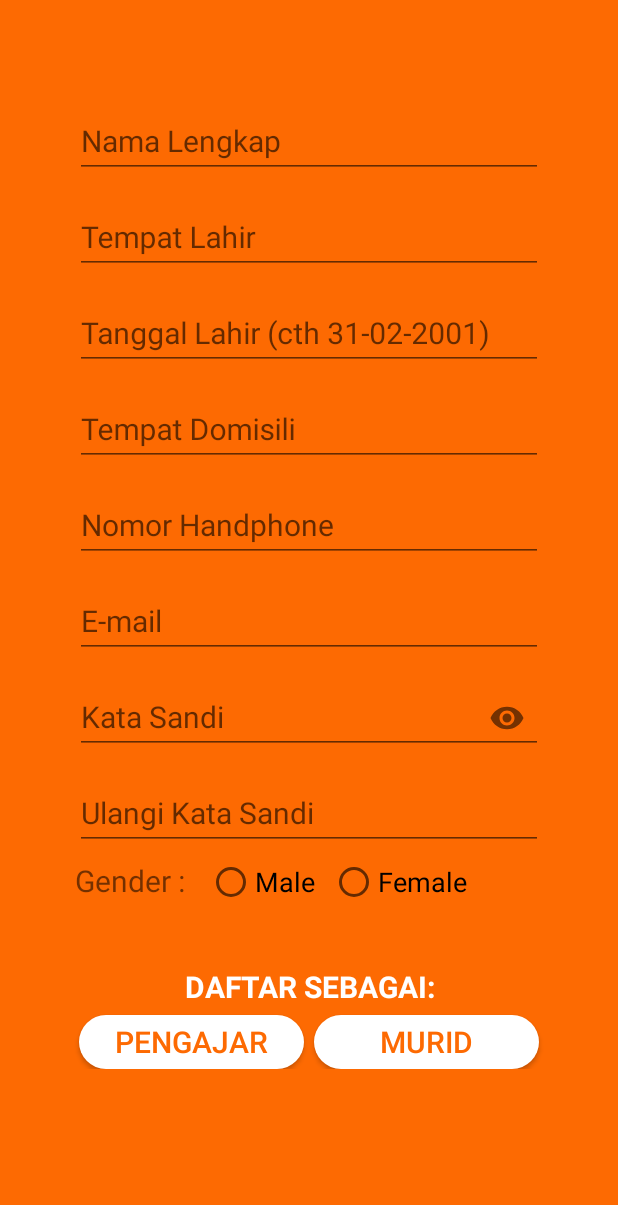
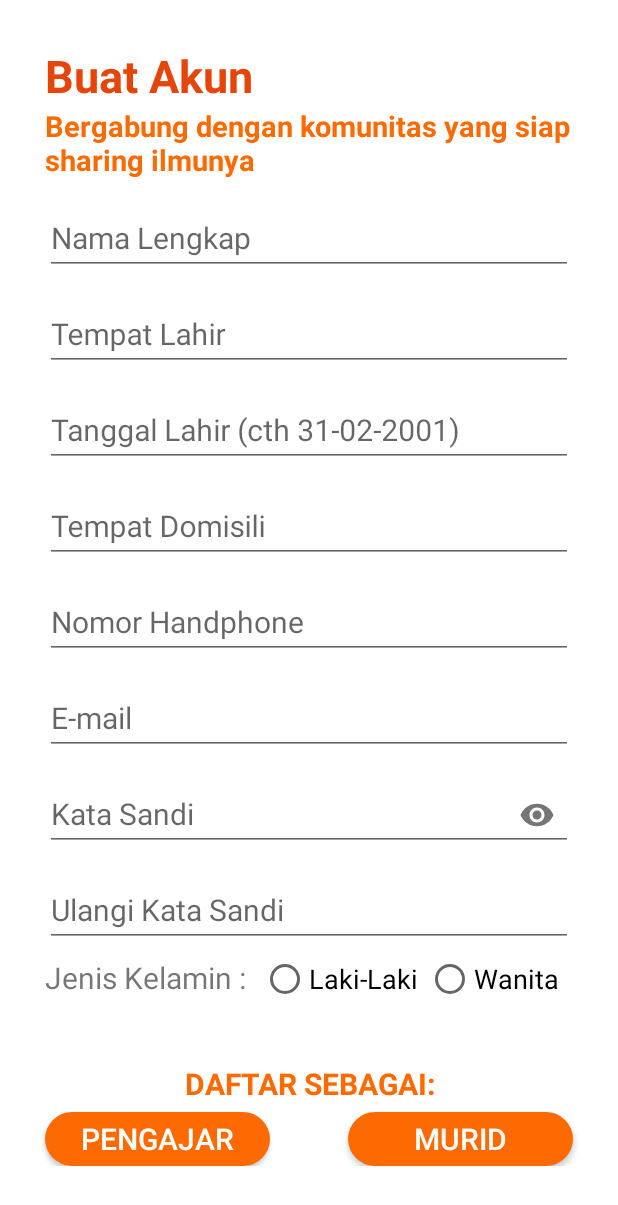
Before and after one commit to MaxwelMunthe/android-app-ajarin-dong, an Android app: the SignUp_Form screen opened directly, with no data from a screen before it, on a phone screen of 412 x 824 dp. Shown: the top 1205 px of the screen. Run offline under Robolectric (Android 15) with nearby library versions, the phone set to English and light mode, and no system bars.

Commit message:
master : Save Changes

```diff
--- a/app/src/main/java/com/example/latihan/signupMurid.kt
+++ b/app/src/main/java/com/example/latihan/signupMurid.kt
@@ -1,7 +1,9 @@
 package com.example.latihan
 
+import android.content.Intent
 import androidx.appcompat.app.AppCompatActivity
 import android.os.Bundle
+import android.view.View
 
 class signupMurid : AppCompatActivity() {
 
@@ -9,4 +11,6 @@ class signupMurid : AppCompatActivity() {
         super.onCreate(savedInstanceState)
         setContentView(R.layout.activity_signup_murid)
     }
+    fun btn_daftar (view: View) {
+        startActivity(Intent(this, MainActivity::class.java))}
 }
--- a/app/src/main/java/com/example/latihan/signuppengajar.kt
+++ b/app/src/main/java/com/example/latihan/signuppengajar.kt
@@ -1,7 +1,9 @@
 package com.example.latihan
 
+import android.content.Intent
 import androidx.appcompat.app.AppCompatActivity
 import android.os.Bundle
+import android.view.View
 
 class signuppengajar : AppCompatActivity() {
 
@@ -9,4 +11,6 @@ class signuppengajar : AppCompatActivity() {
         super.onCreate(savedInstanceState)
         setContentView(R.layout.activity_signuppengajar)
     }
+    fun btn_daftar (view: View) {
+        startActivity(Intent(this, MainActivity::class.java))}
 }
--- /dev/null
+++ b/app/src/main/res/drawable/button_roundedorange2.xml
@@ -0,0 +1,13 @@
+<?xml version="1.0" encoding="utf-8"?>
+<shape xmlns:android="http://schemas.android.com/apk/res/android"
+    android:shape="rectangle">
+
+    <solid
+        android:color="@color/colorPrimary"
+
+        />
+    <corners
+        android:radius="25dp"/>
+
+
+</shape>
--- a/app/src/main/res/layout/activity_login.xml
+++ b/app/src/main/res/layout/activity_login.xml
@@ -7,7 +7,7 @@
     android:orientation="vertical"
     android:padding="30dp"
     tools:context=".LoginActivity"
-    android:background="#FD6A02">
+    android:background="@color/colorPrimary">
 
     <ImageView
     android:layout_width="match_parent"
@@ -83,8 +83,8 @@
         android:layout_height="36dp"
         android:text="Daftar"
         android:textSize="20sp"
-        android:textColor="#FD6A02"
-        android:background="@drawable/button_rounded"
+        android:textColor="@color/colorAccent"
+        android:background="@drawable/button_roundedorange"
         android:layout_marginTop="10dp"
         android:layout_marginLeft="30dp"
         android:layout_marginRight="30dp"
--- a/app/src/main/res/layout/activity_sign_up__form.xml
+++ b/app/src/main/res/layout/activity_sign_up__form.xml
@@ -1,20 +1,41 @@
 <?xml version="1.0" encoding="utf-8"?>
+
 <ScrollView
     xmlns:android="http://schemas.android.com/apk/res/android"
-    android:layout_width="match_parent"
-    android:layout_height="match_parent"
-    android:background="@color/colorPrimary">
-
-<LinearLayout xmlns:android="http://schemas.android.com/apk/res/android"
     xmlns:app="http://schemas.android.com/apk/res-auto"
     xmlns:tools="http://schemas.android.com/tools"
     android:layout_width="match_parent"
     android:layout_height="match_parent"
-    android:background="#FD6A02"
+    android:theme="@style/TextLabel"
+    android:background="@color/colorAccent">
+
+
+
+<LinearLayout
+    android:layout_width="match_parent"
+    android:layout_height="wrap_content"
     android:orientation="vertical"
-    android:padding="20dp"
     tools:context=".SignUp_Form">
+<TextView
+    android:layout_width="match_parent"
+    android:layout_height="wrap_content"
+    android:text="Buat Akun"
+    android:textSize="30sp"
+    android:textStyle="bold"
+    android:layout_marginLeft="30dp"
+    android:layout_marginTop="30dp"
+    android:textColor="@color/colorPrimaryDark"
+    ></TextView>
+    <TextView
+        android:layout_width="wrap_content"
+        android:layout_height="wrap_content"
+        android:textSize="19sp"
+        android:textStyle="bold"
+        android:layout_marginLeft="30dp"
+        android:textColor="@color/colorPrimary"
+        android:text="Bergabung dengan komunitas yang siap \nsharing ilmunya"
 
+        ></TextView>
 
 
     <com.google.android.material.textfield.TextInputLayout
@@ -22,11 +43,12 @@
         android:layout_height="wrap_content"
         android:focusable="true"
         android:focusableInTouchMode="true"
-        android:paddingTop="40dp"
+        android:paddingTop="5dp"
         android:paddingLeft="30dp"
         android:paddingRight="30dp">
 
         <EditText
+
             android:layout_width="match_parent"
             android:layout_height="wrap_content"
             android:hint="Nama Lengkap"
@@ -51,6 +73,7 @@
             android:layout_width="match_parent"
             android:layout_height="wrap_content"
             android:hint="Tempat Lahir"
+            android:textColorHint="@color/colorPrimary"
             android:ems="10"
             android:inputType="text"
             android:textSize="20sp"/>
@@ -179,22 +202,22 @@
             <TextView
                 android:layout_width="wrap_content"
                 android:layout_height="wrap_content"
-                android:text="Gender : "
+                android:text="Jenis Kelamin : "
                 android:textSize="20sp"/>
 
             <RadioButton
                 android:layout_width="wrap_content"
                 android:layout_height="wrap_content"
-                android:text="Male"
+                android:text="Laki-Laki"
                 android:textSize="18sp"
-                android:layout_marginLeft="10dp"/>
+                android:layout_marginLeft="5dp"/>
 
             <RadioButton
                 android:layout_width="wrap_content"
                 android:layout_height="wrap_content"
-                android:text="Female"
+                android:text="Wanita"
                 android:textSize="18sp"
-                android:layout_marginLeft="10dp"/>
+                android:layout_marginLeft="5dp"/>
         </RadioGroup>
 
     </RelativeLayout>
@@ -207,48 +230,44 @@
         android:textStyle="bold"
         android:gravity="center"
         android:textSize="20sp"
-        android:textColor="#FFFFFF"
+        android:textColor="@color/colorPrimary"
         android:layout_marginTop="40dp"
         android:layout_marginLeft="30dp"
         android:layout_marginRight="30dp"
 
-    />
-    <LinearLayout
+        ></TextView>
+    <RelativeLayout
         android:layout_width="wrap_content"
-        android:layout_height="wrap_content"
-       android:layout_gravity="center_horizontal"
-        >
+        android:layout_height="wrap_content">
 
         <Button
             android:id="@+id/Ic_pengajar"
             android:layout_width="150dp"
             android:layout_height="36dp"
+            android:layout_alignParentLeft="true"
             android:text="Pengajar"
             android:textSize="20sp"
-            android:textColor="#FD6A02"
-            android:background="@drawable/button_rounded"
+            android:textColor="#FFFFFF"
+            android:background="@drawable/button_roundedorange2"
             android:layout_marginTop="5dp"
             android:layout_marginLeft="30dp"
-            android:layout_marginRight="3dp"
             android:onClick="btn_signupPengajar"
             />
-
         <Button
             android:id="@+id/ic_murid"
             android:layout_width="150dp"
             android:layout_height="36dp"
+            android:layout_alignParentRight="true"
             android:text="Murid"
             android:textSize="20sp"
-            android:textColor="#FD6A02"
-            android:background="@drawable/button_rounded"
+            android:textColor="#FFFFFF"
+            android:background="@drawable/button_roundedorange2"
             android:layout_marginTop="5dp"
             android:layout_marginRight="30dp"
-            android:layout_marginLeft="3dp"
             android:onClick="btn_signupMurid"
             />
+    </RelativeLayout>
 
-
-    </LinearLayout>
 
 
 
--- a/app/src/main/res/values/styles.xml
+++ b/app/src/main/res/values/styles.xml
@@ -8,4 +8,11 @@
         <item name="colorAccent">@color/colorAccent</item>
     </style>
 
+    <style name="TextLabel" parent="Theme.AppCompat.Light.NoActionBar">
+        <!-- Customize your theme here. -->
+        <item name="colorPrimary">@color/colorPrimaryDark</item>
+        <item name="colorPrimaryDark">@color/colorPrimaryDark</item>
+        <item name="colorAccent">@color/colorPrimary</item>
+    </style>
+
 </resources>
```
Also changed, not shown: app/src/main/res/drawable/button_roundedorange.xml (added, +16 -0 lines), app/src/main/res/layout/activity_signup_murid.xml (+18 -5 lines), app/src/main/res/layout/activity_signuppengajar.xml (+16 -3 lines), app/src/main/res/drawable/ic_back.png (added), 1 other file. Lines whose indentation alone changed are shown as unchanged.
